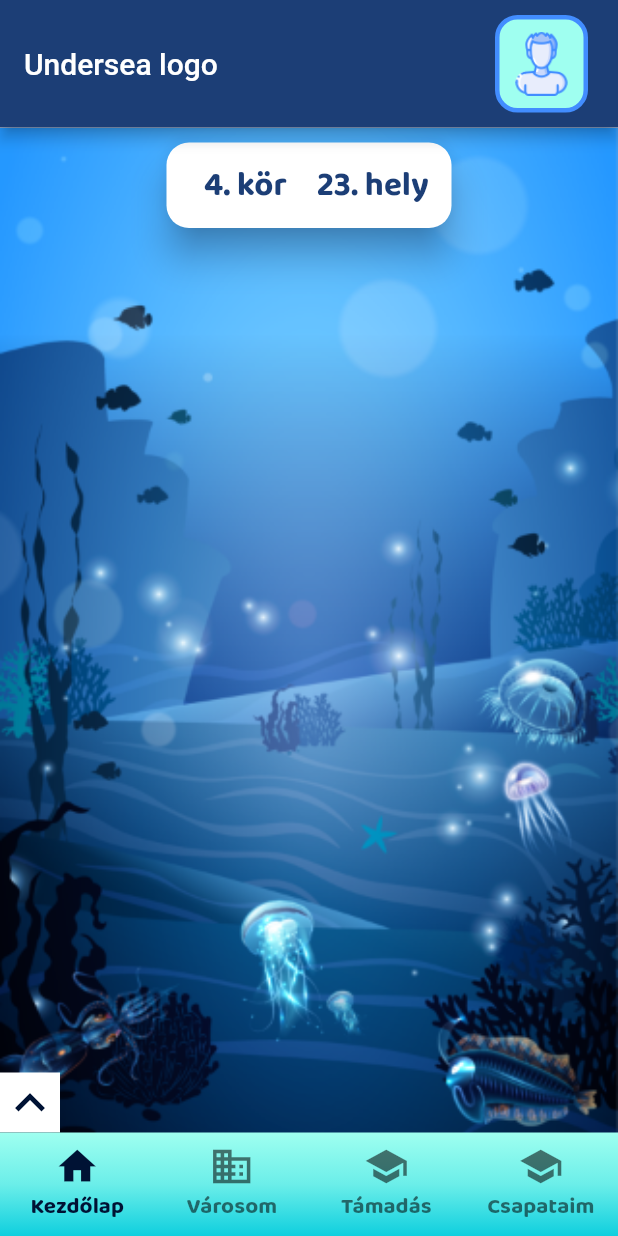
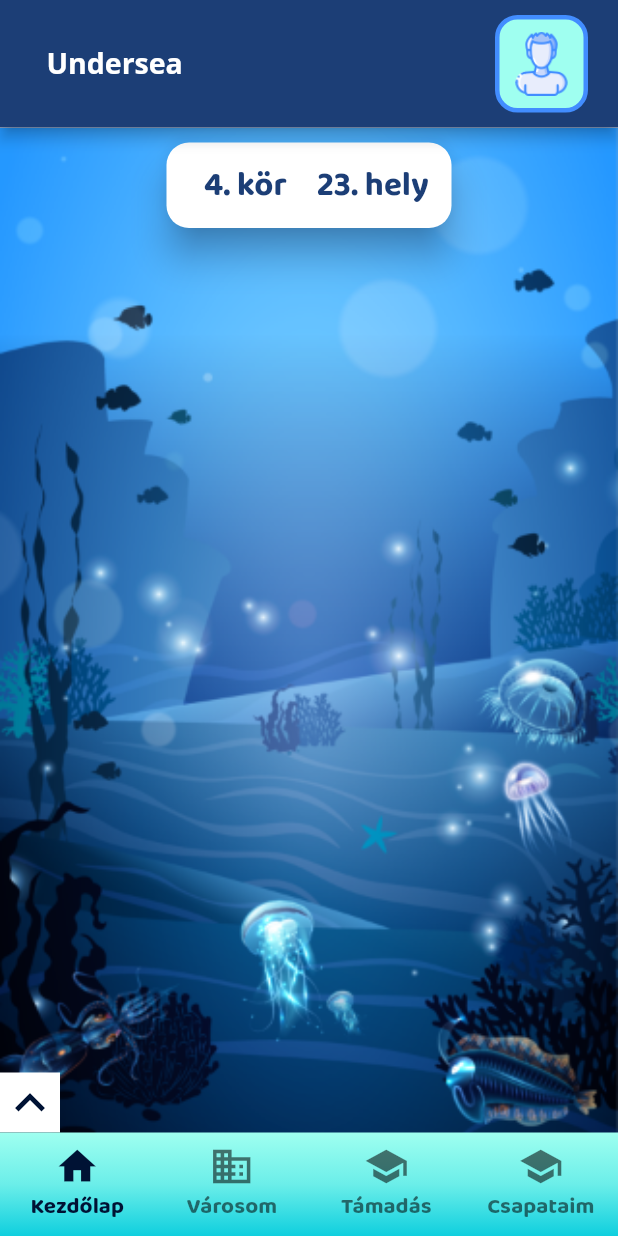
Before and after one commit to csngebnc/UnderSea, a Flutter app: the BottomNavBar screen opened directly, on a phone screen of 412 x 824 dp. Run offline on Flutter 3.47's test engine with Material 2 defaults, Android fonts, the light colour scheme and no system bars; drawn by our look-alikes of expandable; our stand-ins replace flutter_svg, get.

Commit message:
tab titles corrected, city name now editable on profile page

```diff
--- a/frontend/flutter/undersea/lib/styles/style_constants.dart
+++ b/frontend/flutter/undersea/lib/styles/style_constants.dart
@@ -173,6 +173,19 @@ class UnderseaStyles {
       fontStyle: FontStyle.normal,
       fontWeight: FontWeight.bold);
 
+  static Widget appBarTitle(String text) {
+    return Row(children: [
+      SizedBox(
+        width: 15,
+      ),
+      Text(
+        text,
+        style: UnderseaStyles.inputTextStyle.copyWith(
+            color: Colors.white, fontWeight: FontWeight.bold, fontSize: 19),
+      ),
+    ]);
+  }
+
   static Widget tab(String text) {
     return Align(
       alignment: Alignment.bottomCenter,
--- a/frontend/flutter/undersea/lib/views/bottom_nav_bar.dart
+++ b/frontend/flutter/undersea/lib/views/bottom_nav_bar.dart
@@ -17,6 +17,12 @@ class BottomNavBar extends StatefulWidget {
 /// This is the private State class that goes with MyStatefulWidget.
 class _BottomNavBarState extends State<BottomNavBar> {
   int _selectedIndex = 0;
+  static List<Widget> _appbarTitleOptions = <Widget>[
+    UnderseaStyles.appBarTitle('Undersea'),
+    UnderseaStyles.appBarTitle('Városom'),
+    UnderseaStyles.appBarTitle('Támadás'),
+    UnderseaStyles.appBarTitle('Csapataim'),
+  ];
   static List<Widget> _widgetOptions = <Widget>[
     HomePage(),
     CityTabBar(),
@@ -38,6 +44,7 @@ class _BottomNavBarState extends State<BottomNavBar> {
           toolbarHeight: 85,
           backgroundColor: Color(0xFF1C3E76),
           actions: [
+            if (_selectedIndex == 0)
               Padding(
                   padding: EdgeInsets.fromLTRB(20, 10, 20, 10),
                   child: GestureDetector(
@@ -47,10 +54,10 @@ class _BottomNavBarState extends State<BottomNavBar> {
                       },
                       child: SizedBox(
                           height: 40,
-                        child:
-                            UnderseaStyles.assetIcon("profile", iconSize: 40))))
+                          child: UnderseaStyles.assetIcon("profile",
+                              iconSize: 40))))
           ],
-          title: const Text('Undersea logo'),
+          title: _appbarTitleOptions.elementAt(_selectedIndex),
         ),
         body: Center(
           child: _widgetOptions.elementAt(_selectedIndex),
@@ -63,11 +70,6 @@ class _BottomNavBarState extends State<BottomNavBar> {
               end: Alignment.bottomCenter,
               //tileMode: TileMode.,
             ),
-            ),
-            child: Theme(
-              data: Theme.of(context).copyWith(
-                // sets the background color of the `BottomNavigationBar`
-                primaryColor: Colors.green,
           ),
           child: BottomNavigationBar(
             items: const <BottomNavigationBarItem>[
@@ -106,6 +108,6 @@ class _BottomNavBarState extends State<BottomNavBar> {
             unselectedLabelStyle: UnderseaStyles.bottomNavbarTextStyle
                 .copyWith(color: UnderseaStyles.unselectedNavbarIconColor),
           ),
-            )));
+        ));
   }
 }
```
Also changed, not shown: frontend/flutter/undersea/lib/views/editable_text.dart (added, +105 -0 lines), frontend/flutter/undersea/lib/views/profile.dart (+7 -37 lines). Lines whose indentation alone changed are shown as unchanged.
